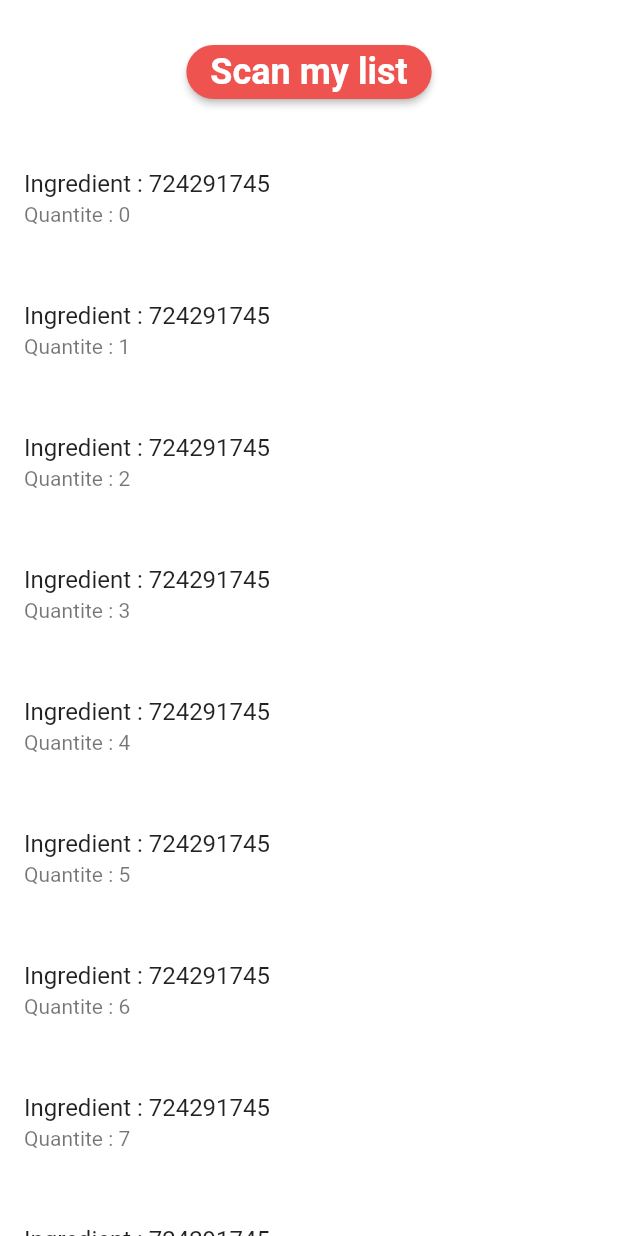
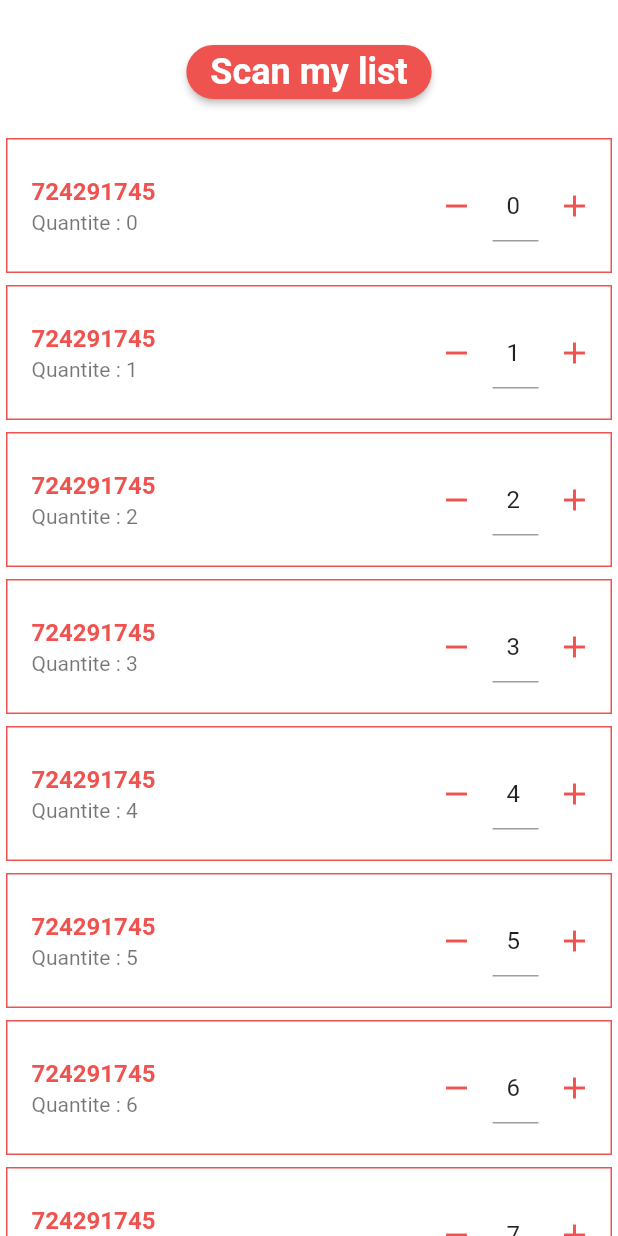
Before and after one commit to GM07/WatchOut, a Flutter app: the NewList screen opened by its route, on a phone screen of 412 x 824 dp. Run offline on Flutter 3.47's test engine with Material 2 defaults, Android fonts, the phone set to English and light mode, and no system bars; our stand-ins replace camera, image_picker; missing offline and left inert: firebase_ml_vision, string_similarity; accounts and stored records are empty.

Commit message:
Création de widgets pour les ingredients

```diff
--- a/lib/routes/home.dart
+++ b/lib/routes/home.dart
@@ -2,6 +2,7 @@
 import 'package:WatchOut/widgets/IngredientHistoryHandler.dart';
 import 'dart:io';
 import 'package:WatchOut/widgets/ingredient_list.dart';
+import 'package:WatchOut/widgets/ingredient_tile.dart';
 import 'package:flutter/material.dart';
 import '../widgets/waste_saved.dart';
 import '../widgets/watch_out.dart';
@@ -29,9 +30,7 @@ class _HomeState extends State<Home> {
 
   Widget _getCurrentWidget() {
     if (_currentIndex == 0) {
-      return Container(
-        color: Colors.green,
-      );
+      return IngredientTile();
     } else if (_currentIndex == 1) {
       return MainPage();
     } else {
--- a/lib/routes/new_list.dart
+++ b/lib/routes/new_list.dart
@@ -1,11 +1,14 @@
 import 'dart:io';
+import 'dart:math';
 
 import 'package:WatchOut/classes/ingredient.dart';
+import 'package:WatchOut/widgets/ingredient_tile.dart';
 import 'package:flutter/material.dart';
 import '../widgets/custom_button.dart';
 import 'package:WatchOut/widgets/take_picture.dart';
 import 'package:camera/camera.dart';
 import 'package:WatchOut/classes/camera.dart';
+import 'package:flutter/services.dart';
 import 'package:path/path.dart' show join;
 import 'package:path_provider/path_provider.dart';
 
@@ -43,11 +46,93 @@ class _NewListState extends State<NewList> {
 
   List<Widget> currentItems() {
     return testList.map((Ingredient e) {
-      return Padding(
+      TextEditingController valueInputController = new TextEditingController();
+      valueInputController.text = e.quantity.toString();
+
+      return Container(
+        margin: EdgeInsets.all(4.0),
+        decoration: BoxDecoration(
+          border: Border.all(
+            color: Theme.of(context).primaryColor,
+          ),
+        ),
+        child: Row(
+          children: <Widget>[
+            Expanded(
+              flex: 9,
+              child: Padding(
                 padding: const EdgeInsets.symmetric(vertical: 8.0),
+                child: Container(
                   child: ListTile(
-          title: Text('Ingredient : ' + e.title),
+                    title: Text(
+                      e.title,
+                      style: TextStyle(
+                        color: Theme.of(context).primaryColor,
+                        fontWeight: FontWeight.bold,
+                      ),
+                    ),
                     subtitle: Text('Quantite : ' + e.quantity.toString()),
+                  ),
+                ),
+              ),
+            ),
+            //Expanded(
+            //flex: 1,
+            IconButton(
+              icon: Icon(
+                Icons.remove,
+                color: Theme.of(context).primaryColor,
+              ),
+              padding: EdgeInsets.symmetric(vertical: 4.0, horizontal: 9.0),
+              iconSize: 24.0,
+              color: Theme.of(context).primaryColor,
+              onPressed: () {
+                int value = max(int.parse(valueInputController.text) - 1, 0);
+                valueInputController.text = value.toString();
+                setState(() {
+                  e.quantity = value;
+                });
+              },
+            ),
+            //),
+            Expanded(
+              flex: 1,
+              child: TextField(
+                maxLines: 1,
+                controller: valueInputController,
+                keyboardType: TextInputType.number,
+                textAlign: TextAlign.center,
+                inputFormatters: <TextInputFormatter>[
+                  FilteringTextInputFormatter.digitsOnly
+                ], // Only numbers can be entered
+                onSubmitted: (value) {
+                  this.setState(() {
+                    e.quantity = int.parse(value);
+                  });
+                  valueInputController.clear();
+                },
+              ),
+            ),
+            //Expanded(
+            //flex: 1,
+            IconButton(
+              icon: Icon(
+                Icons.add,
+                color: Theme.of(context).primaryColor,
+              ),
+              padding: EdgeInsets.symmetric(vertical: 4.0, horizontal: 9.0),
+              iconSize: 24.0,
+              color: Theme.of(context).primaryColor,
+              onPressed: () {
+                int value = min(int.parse(valueInputController.text) + 1, 9223372036854775807);
+                valueInputController.text = value.toString();
+                setState(() {
+                  e.quantity = value;
+                });
+              },
+            ),
+            //),
+          ],
         ),
       );
     }).toList();
@@ -67,7 +152,8 @@ class _NewListState extends State<NewList> {
         body: Container(
       child: ListView(
         children: <Widget>[
-          Padding(
+          Container(
+          child: Padding(
             padding: const EdgeInsets.all(16.0).add(EdgeInsets.only(top: 8.0)),
               child: Center(
                   child: CustomButton(
@@ -75,7 +161,8 @@ class _NewListState extends State<NewList> {
                 title: "Scan my list",
               )),
             ),
-          ...currentItems()
+          ),
+          ...currentItems(),
         ],
     ),
     ));
```
Also changed, not shown: lib/widgets/ingredient_tile.dart (added, +134 -0 lines). Lines whose indentation alone changed are shown as unchanged.
